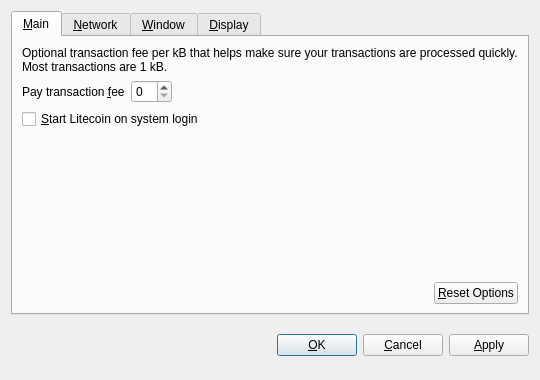
Old version of the form src/qt/forms/optionsdialog.ui in the repository LGBTQoin/LGBTQoin.
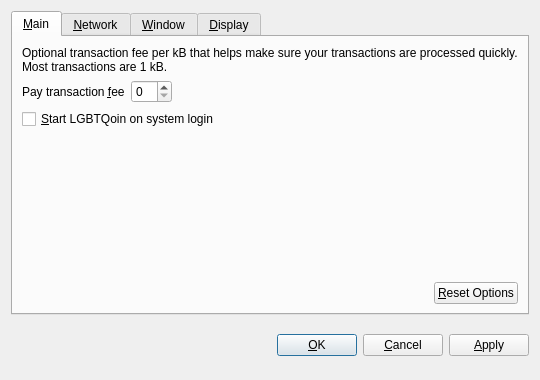
New version of the form. Custom widgets are drawn as their Qt base class.

Diff of the .ui file:
```diff
--- a/src/qt/forms/optionsdialog.ui
+++ b/src/qt/forms/optionsdialog.ui
@@ -82,7 +82,7 @@
           <string>Automatically start Litecoin after logging in to the system.</string>
          </property>
          <property name="text">
-          <string>&amp;Start Litecoin on system login</string>
+          <string>&amp;Start LGBTQoin on system login</string>
          </property>
         </widget>
        </item>
```
Left out of the diff: 10 changed lines with no effect on the pictures.
